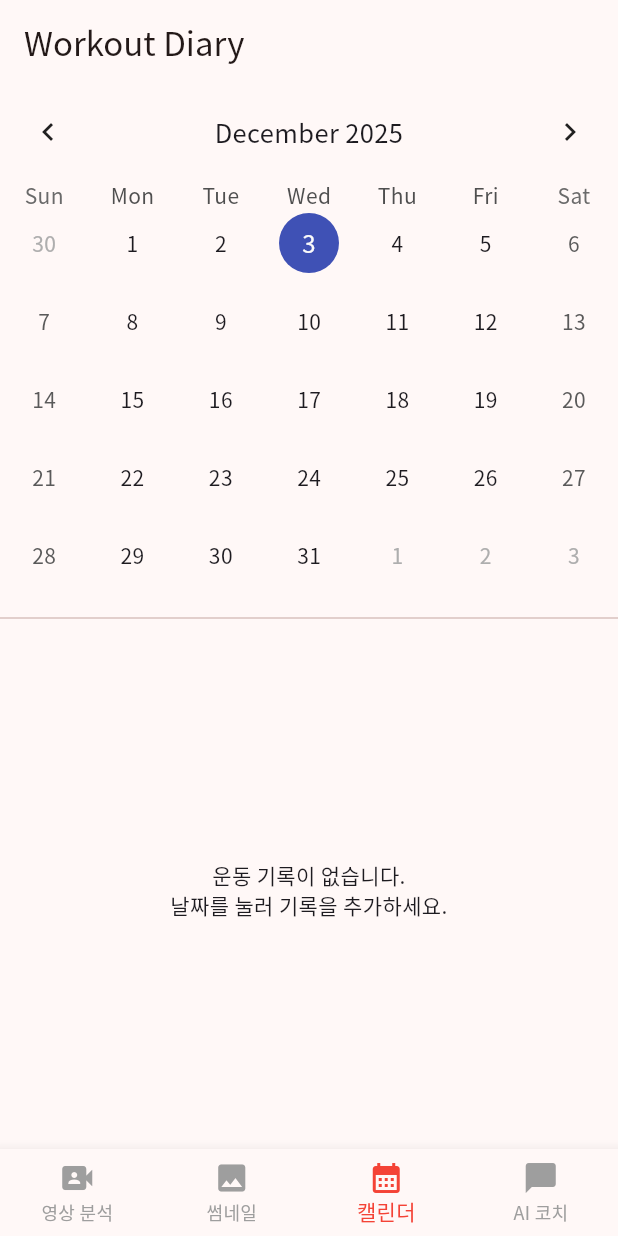
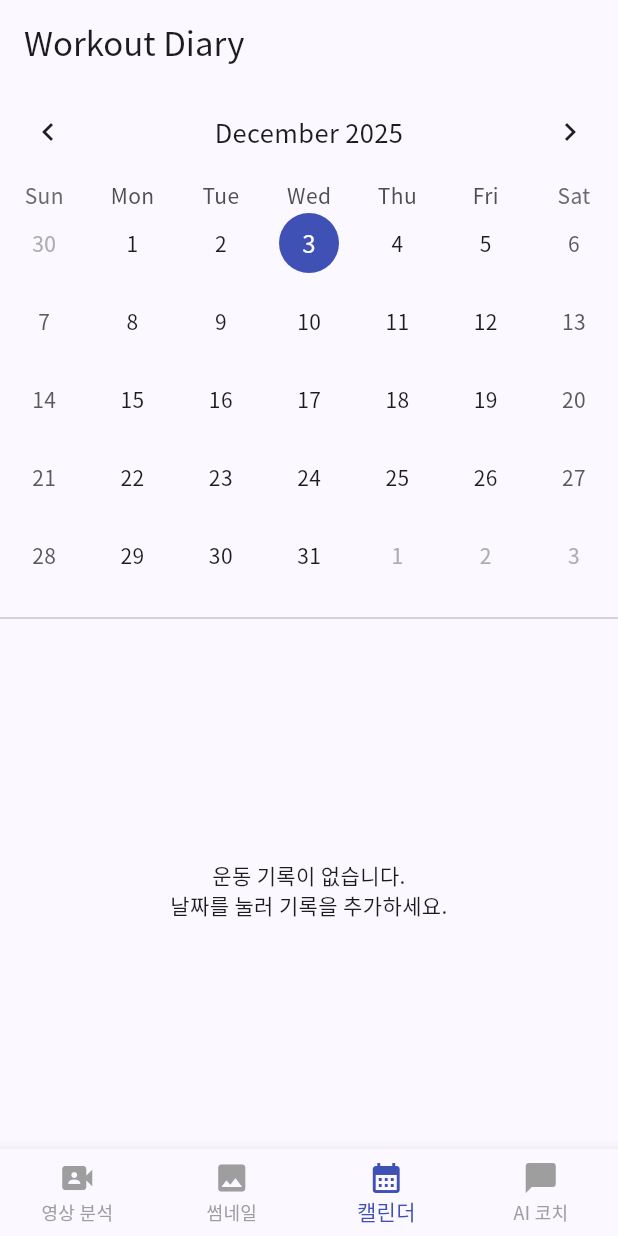
Before and after one commit to heejae0811/climbing_app, a Flutter app: the screen it shows after launch, item 3 of the bottom bar chosen, on a phone screen of 412 x 824 dp. Run offline on Flutter 3.47's test engine with Material 3 defaults, Android fonts, the phone set to English and light mode, and no system bars; drawn by our look-alikes of table_calendar; our stand-ins replace google_fonts, google_generative_ai, image_gallery_saver, image_picker, permission_handler, shared_preferences; missing offline and left inert: universal_html.

Commit message:
color change

```diff
--- a/lib/calendar.dart
+++ b/lib/calendar.dart
@@ -169,7 +169,6 @@ class _CalendarScreenState extends State<CalendarScreen> {
   @override
   Widget build(BuildContext context) {
     return Scaffold(
-      // [수정] 타이틀 변경: Workout Calendar -> Workout Diary
       appBar: AppBar(title: const Text('Workout Diary')),
       body: Column(
         children: [
@@ -185,6 +184,7 @@ class _CalendarScreenState extends State<CalendarScreen> {
               titleCentered: true,
             ),
             calendarStyle: const CalendarStyle(
+              // [수정] Indigo 색상으로 복원
               todayDecoration: BoxDecoration(color: Colors.indigoAccent, shape: BoxShape.circle),
               selectedDecoration: BoxDecoration(color: Colors.indigo, shape: BoxShape.circle),
             ),
--- a/lib/main.dart
+++ b/lib/main.dart
@@ -19,8 +19,10 @@ class MyApp extends StatelessWidget {
   Widget build(BuildContext context) {
     return MaterialApp(
       title: 'Climbing AI App',
+      debugShowCheckedModeBanner: false, // 디버그 띠 제거
       theme: ThemeData(
-        colorScheme: ColorScheme.fromSeed(seedColor: Colors.red),
+        // [수정] 사용자가 처음 요청했던 Indigo 색상으로 복원
+        colorScheme: ColorScheme.fromSeed(seedColor: Colors.indigo),
         useMaterial3: true,
         textTheme: GoogleFonts.notoSansKrTextTheme(
           Theme.of(context).textTheme,
@@ -41,12 +43,12 @@ class MainScreen extends StatefulWidget {
 class _MainScreenState extends State<MainScreen> {
   int _selectedIndex = 0;
 
-  // [수정] 탭 순서 변경: 영상 분석 - 썸네일 만들기 - 달력 - AI 코치
-  static const List<Widget> _widgetOptions = <Widget>[
-    VideoAnalysisScreen(), // 0번 탭: 영상 분석
-    ThumbnailMakerScreen(), // 1번 탭: 썸네일 (순서 변경)
-    CalendarScreen(),      // 2번 탭: 캘린더
-    ChatScreen(),          // 3번 탭: AI 코치 (순서 변경)
+  // 탭 순서: 영상 분석 - 썸네일 만들기 - 달력 - AI 코치
+  final List<Widget> _widgetOptions = <Widget>[
+    const VideoAnalysisScreen(), // 0번 탭
+    const ThumbnailMakerScreen(), // 1번 탭
+    const CalendarScreen(),      // 2번 탭
+    const ChatScreen(),          // 3번 탭
   ];
 
   void _onItemTapped(int index) {
@@ -69,7 +71,7 @@ class _MainScreenState extends State<MainScreen> {
             label: '영상 분석',
           ),
           BottomNavigationBarItem(
-            icon: Icon(Icons.image), // 썸네일 아이콘
+            icon: Icon(Icons.image),
             label: '썸네일',
           ),
           BottomNavigationBarItem(
@@ -77,12 +79,12 @@ class _MainScreenState extends State<MainScreen> {
             label: '캘린더',
           ),
           BottomNavigationBarItem(
-            icon: Icon(Icons.chat_bubble), // AI 코치 아이콘
+            icon: Icon(Icons.chat_bubble),
             label: 'AI 코치',
           ),
         ],
         currentIndex: _selectedIndex,
-        selectedItemColor: Colors.red,
+        selectedItemColor: Colors.indigo, // [수정] 탭 선택 색상도 Indigo로 복원
         unselectedItemColor: Colors.grey,
         showUnselectedLabels: true,
         type: BottomNavigationBarType.fixed,
```
